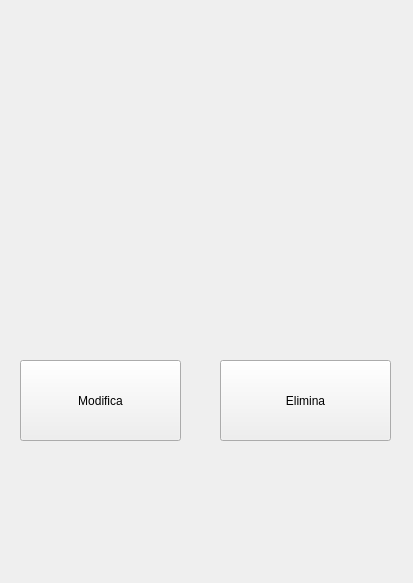
Old version of the form ui/vista-fumetto.ui in the repository mikecostanzi/Fumetteria.
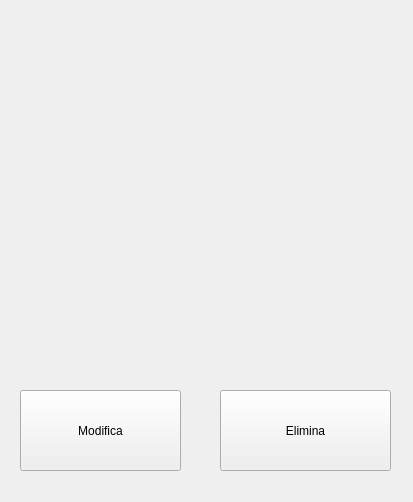
New version of the form.

```diff
--- a/ui/vista-fumetto.ui
+++ b/ui/vista-fumetto.ui
@@ -7,7 +7,7 @@
     <x>0</x>
     <y>0</y>
     <width>413</width>
-    <height>583</height>
+    <height>502</height>
    </rect>
   </property>
   <property name="windowTitle">
@@ -17,21 +17,21 @@
    <property name="geometry">
     <rect>
      <x>20</x>
-     <y>50</y>
-     <width>381</width>
-     <height>20</height>
-    </rect>
-   </property>
-   <property name="text">
-    <string/>
-   </property>
-  </widget>
-  <widget class="QLabel" name="l_distributore">
-   <property name="geometry">
-    <rect>
-     <x>20</x>
      <y>90</y>
      <width>381</width>
+     <height>20</height>
+    </rect>
+   </property>
+   <property name="text">
+    <string/>
+   </property>
+  </widget>
+  <widget class="QLabel" name="l_distributore">
+   <property name="geometry">
+    <rect>
+     <x>20</x>
+     <y>140</y>
+     <width>381</width>
      <height>16</height>
     </rect>
    </property>
@@ -43,20 +43,20 @@
    <property name="geometry">
     <rect>
      <x>20</x>
-     <y>130</y>
-     <width>381</width>
-     <height>16</height>
-    </rect>
-   </property>
-   <property name="text">
-    <string/>
-   </property>
-  </widget>
-  <widget class="QLabel" name="l_collana">
-   <property name="geometry">
-    <rect>
-     <x>20</x>
      <y>170</y>
+     <width>381</width>
+     <height>16</height>
+    </rect>
+   </property>
+   <property name="text">
+    <string/>
+   </property>
+  </widget>
+  <widget class="QLabel" name="l_collana">
+   <property name="geometry">
+    <rect>
+     <x>20</x>
+     <y>220</y>
      <width>371</width>
      <height>16</height>
     </rect>
@@ -69,19 +69,6 @@
    <property name="geometry">
     <rect>
      <x>20</x>
-     <y>210</y>
-     <width>381</width>
-     <height>16</height>
-    </rect>
-   </property>
-   <property name="text">
-    <string/>
-   </property>
-  </widget>
-  <widget class="QLabel" name="l_prezzo">
-   <property name="geometry">
-    <rect>
-     <x>20</x>
      <y>250</y>
      <width>381</width>
      <height>16</height>
@@ -91,11 +78,24 @@
     <string/>
    </property>
   </widget>
+  <widget class="QLabel" name="l_prezzo">
+   <property name="geometry">
+    <rect>
+     <x>20</x>
+     <y>320</y>
+     <width>381</width>
+     <height>16</height>
+    </rect>
+   </property>
+   <property name="text">
+    <string/>
+   </property>
+  </widget>
   <widget class="QLabel" name="l_quantita">
    <property name="geometry">
     <rect>
      <x>20</x>
-     <y>290</y>
+     <y>340</y>
      <width>381</width>
      <height>16</height>
     </rect>
@@ -108,7 +108,7 @@
    <property name="geometry">
     <rect>
      <x>20</x>
-     <y>360</y>
+     <y>390</y>
      <width>161</width>
      <height>81</height>
     </rect>
@@ -121,7 +121,7 @@
    <property name="geometry">
     <rect>
      <x>220</x>
-     <y>360</y>
+     <y>390</y>
      <width>171</width>
      <height>81</height>
     </rect>
```
Left out of the diff: 13 changed lines with no effect on the pictures.
